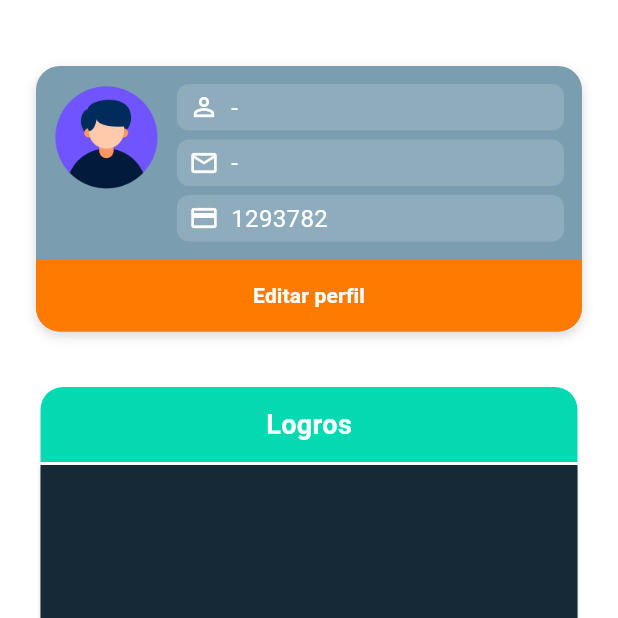
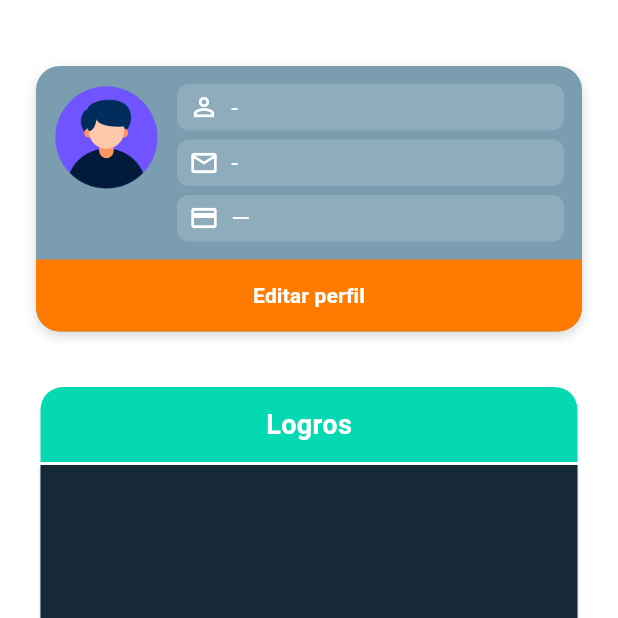
Before and after one commit to Adhemar03/yachay, a Flutter app: the PerfilScreen screen opened directly, on a phone screen of 412 x 824 dp, the top half of it. Run offline on Flutter 3.47's test engine with Material 3 defaults, Android fonts, the light colour scheme and no system bars; our stand-ins replace audioplayers, google_sign_in, image_picker, shared_preferences, supabase_flutter; accounts and stored records are empty.

Commit message:
Correccion para mostrar el ID de los usuarios en la tarjeta de perfil

```diff
--- a/lib/screens/perfil_screen.dart
+++ b/lib/screens/perfil_screen.dart
@@ -38,6 +38,7 @@ class _PerfilScreenState extends State<PerfilScreen> {
   String? username;
   String? email;
   int? userPoints;
+  int? userId;
   String? avatarUrl;
   bool loading = true;
   bool _loadingLogout = false;
@@ -65,6 +66,9 @@ class _PerfilScreenState extends State<PerfilScreen> {
     final id = prefs.getInt('user_id');
 
     if (id != null) {
+      setState(() {
+        userId = id; // ← guardamos el ID real para mostrarlo
+      });
       final userRow = await Supabase.instance.client
           .from('users')
           .select('username, email, in_game_points, avatar_url')
@@ -464,7 +468,10 @@ class _PerfilScreenState extends State<PerfilScreen> {
                       const SizedBox(height: 6),
                       _buildInfoRow(Icons.email_outlined, email ?? '-'),
                       const SizedBox(height: 6),
-                      _buildInfoRow(Icons.credit_card, '1293782'),
+                      _buildInfoRow(
+                        Icons.credit_card,
+                        userId?.toString() ?? '—',
+                      ),
                     ],
                   ),
                 ),
```
